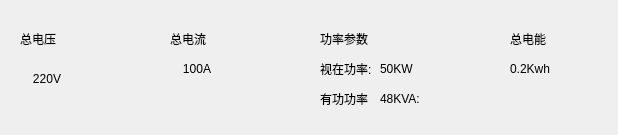
The window that BusBar-Qt/line/linetotalwid.ui (luozhiyong131/BusBar) describes before a commit, drawn with Qt 5.
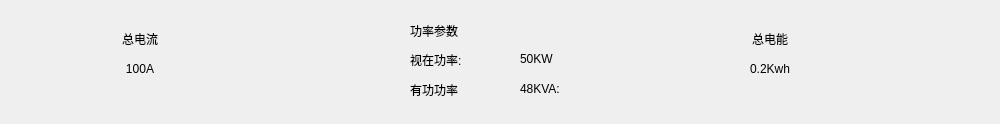
The same window after the commit.

The edit to the form file:
```diff
--- a/BusBar-Qt/line/linetotalwid.ui
+++ b/BusBar-Qt/line/linetotalwid.ui
@@ -6,8 +6,8 @@
    <rect>
     <x>0</x>
     <y>0</y>
-    <width>618</width>
-    <height>135</height>
+    <width>1000</width>
+    <height>124</height>
    </rect>
   </property>
   <property name="windowTitle">
@@ -16,9 +16,9 @@
   <widget class="QLabel" name="tCurLab">
    <property name="geometry">
     <rect>
-     <x>170</x>
+     <x>100</x>
      <y>60</y>
-     <width>54</width>
+     <width>80</width>
      <height>18</height>
     </rect>
    </property>
@@ -32,41 +32,28 @@
     <set>Qt::AlignCenter</set>
    </property>
   </widget>
-  <widget class="QLabel" name="tVolLab">
-   <property name="geometry">
-    <rect>
-     <x>20</x>
-     <y>70</y>
-     <width>54</width>
-     <height>18</height>
-    </rect>
-   </property>
-   <property name="text">
-    <string>220V</string>
-   </property>
-   <property name="alignment">
-    <set>Qt::AlignCenter</set>
-   </property>
-  </widget>
   <widget class="QLabel" name="tEleLab">
    <property name="geometry">
     <rect>
-     <x>510</x>
+     <x>730</x>
      <y>60</y>
-     <width>54</width>
+     <width>80</width>
      <height>18</height>
     </rect>
    </property>
    <property name="text">
     <string>0.2Kwh</string>
    </property>
+   <property name="alignment">
+    <set>Qt::AlignCenter</set>
+   </property>
   </widget>
   <widget class="QLabel" name="tPowLab">
    <property name="geometry">
     <rect>
-     <x>380</x>
-     <y>90</y>
-     <width>54</width>
+     <x>520</x>
+     <y>80</y>
+     <width>80</width>
      <height>18</height>
     </rect>
    </property>
@@ -77,9 +64,9 @@
   <widget class="QLabel" name="tApPowLab">
    <property name="geometry">
     <rect>
-     <x>380</x>
-     <y>60</y>
-     <width>54</width>
+     <x>520</x>
+     <y>50</y>
+     <width>80</width>
      <height>18</height>
     </rect>
    </property>
@@ -90,10 +77,10 @@
   <widget class="QLabel" name="label_9">
    <property name="geometry">
     <rect>
-     <x>320</x>
-     <y>60</y>
-     <width>54</width>
-     <height>18</height>
+     <x>410</x>
+     <y>50</y>
+     <width>100</width>
+     <height>20</height>
     </rect>
    </property>
    <property name="text">
@@ -103,49 +90,39 @@
   <widget class="QLabel" name="label_7">
    <property name="geometry">
     <rect>
-     <x>320</x>
-     <y>30</y>
-     <width>54</width>
-     <height>18</height>
+     <x>410</x>
+     <y>20</y>
+     <width>100</width>
+     <height>21</height>
     </rect>
    </property>
    <property name="text">
     <string>功率参数</string>
    </property>
   </widget>
-  <widget class="QLabel" name="label_3">
-   <property name="geometry">
-    <rect>
-     <x>20</x>
-     <y>30</y>
-     <width>54</width>
-     <height>18</height>
-    </rect>
-   </property>
-   <property name="text">
-    <string>总电压</string>
-   </property>
-  </widget>
   <widget class="QLabel" name="label_8">
    <property name="geometry">
     <rect>
-     <x>510</x>
+     <x>730</x>
      <y>30</y>
-     <width>54</width>
+     <width>80</width>
      <height>18</height>
     </rect>
    </property>
    <property name="text">
     <string>总电能</string>
    </property>
+   <property name="alignment">
+    <set>Qt::AlignCenter</set>
+   </property>
   </widget>
   <widget class="QLabel" name="label_10">
    <property name="geometry">
     <rect>
-     <x>320</x>
-     <y>90</y>
-     <width>54</width>
-     <height>18</height>
+     <x>410</x>
+     <y>80</y>
+     <width>100</width>
+     <height>20</height>
     </rect>
    </property>
    <property name="text">
@@ -155,15 +132,18 @@
   <widget class="QLabel" name="label_4">
    <property name="geometry">
     <rect>
-     <x>170</x>
+     <x>100</x>
      <y>30</y>
-     <width>54</width>
+     <width>80</width>
      <height>18</height>
     </rect>
    </property>
    <property name="text">
     <string>总电流</string>
    </property>
+   <property name="alignment">
+    <set>Qt::AlignCenter</set>
+   </property>
   </widget>
  </widget>
  <resources/>
```
